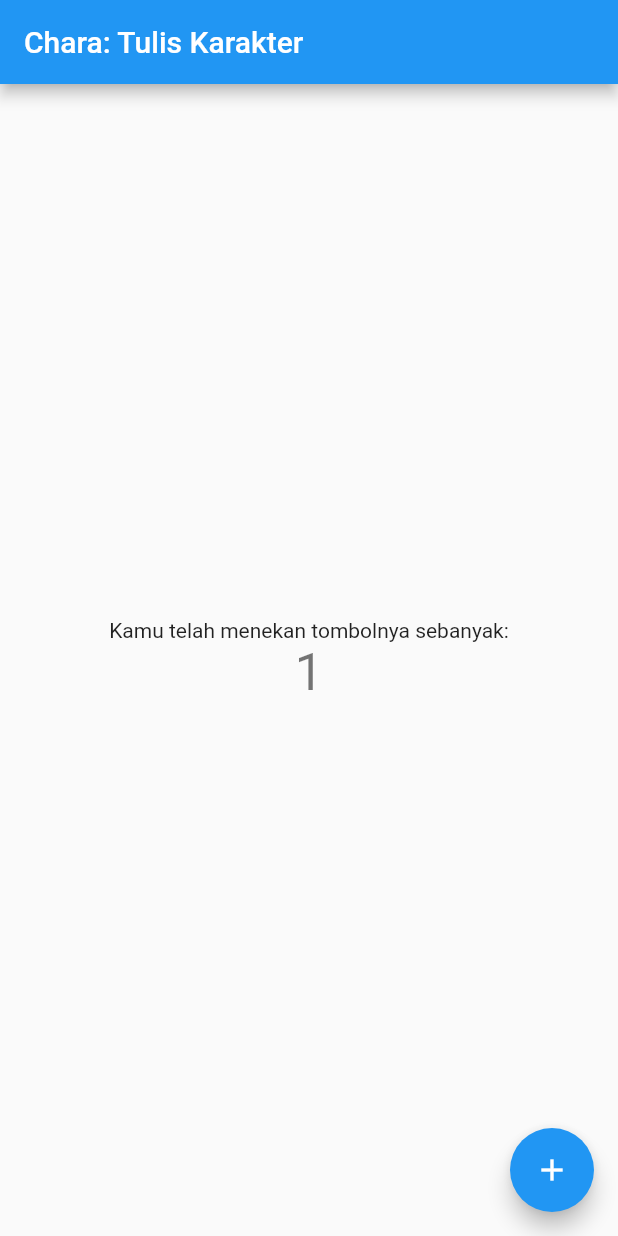
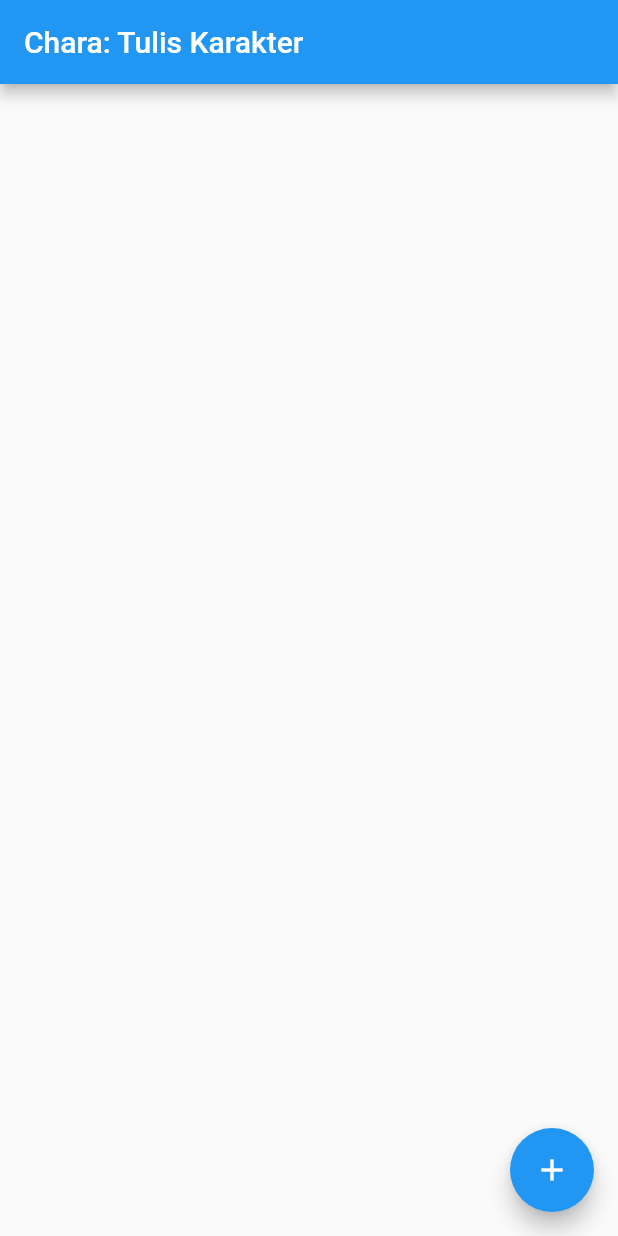
Before and after one commit to riandy-dimas/chara, a Flutter app: the screen it shows after launch, after a tap on the "add" icon, on a phone screen of 412 x 824 dp. Run offline on Flutter 3.47's test engine with Material 2 defaults, Android fonts, the phone set to English and light mode, and no system bars.

Commit message:
feat: draw character and clear lines

```diff
--- /dev/null
+++ b/lib/Character.dart
@@ -0,0 +1,30 @@
+import 'package:flutter/material.dart';
+import 'CharacterPainter.dart';
+
+class Character extends StatefulWidget {
+  CharacterState createState() => new CharacterState();
+}
+
+class CharacterState extends State<Character> {
+  List<Offset> _points = <Offset>[];
+
+  Widget build(BuildContext context) {
+    return new Stack(
+      children: [
+        GestureDetector(
+          onPanUpdate: (DragUpdateDetails details) {
+            RenderBox referenceBox = context.findRenderObject();
+            Offset localPosition =
+                referenceBox.globalToLocal(details.globalPosition);
+
+            setState(() {
+              _points = new List.from(_points)..add(localPosition);
+            });
+          },
+          onPanEnd: (DragEndDetails details) => _points.add(null),
+        ),
+        CustomPaint(painter: CharacterPainter(_points), size: Size.infinite),
+      ],
+    );
+  }
+}
--- /dev/null
+++ b/lib/CharacterPainter.dart
@@ -0,0 +1,20 @@
+import 'package:flutter/material.dart';
+
+class CharacterPainter extends CustomPainter {
+  CharacterPainter(this.points);
+
+  final List<Offset> points;
+
+  void paint(Canvas canvas, Size size) {
+    Paint paint = new Paint()
+      ..color = Colors.black
+      ..strokeCap = StrokeCap.round
+      ..strokeWidth = 5.0;
+    for (int i = 0; i < points.length - 1; i++) {
+      if (points[i] != null && points[i + 1] != null)
+        canvas.drawLine(points[i], points[i + 1], paint);
+    }
+  }
+
+  bool shouldRepaint(CharacterPainter other) => other.points != points;
+}
--- a/lib/main.dart
+++ b/lib/main.dart
@@ -71,41 +71,105 @@ class _MyHomePageState extends State<MyHomePage> {
         // the App.build method, and use it to set our appbar title.
         title: Text(widget.title),
       ),
-      body: Center(
-        // Center is a layout widget. It takes a single child and positions it
-        // in the middle of the parent.
-        child: Column(
-          // Column is also layout widget. It takes a list of children and
-          // arranges them vertically. By default, it sizes itself to fit its
-          // children horizontally, and tries to be as tall as its parent.
-          //
-          // Invoke "debug painting" (press "p" in the console, choose the
-          // "Toggle Debug Paint" action from the Flutter Inspector in Android
-          // Studio, or the "Toggle Debug Paint" command in Visual Studio Code)
-          // to see the wireframe for each widget.
-          //
-          // Column has various properties to control how it sizes itself and
-          // how it positions its children. Here we use mainAxisAlignment to
-          // center the children vertically; the main axis here is the vertical
-          // axis because Columns are vertical (the cross axis would be
-          // horizontal).
-          mainAxisAlignment: MainAxisAlignment.center,
-          children: <Widget>[
-            Text(
-              'Kamu telah menekan tombolnya sebanyak:',
-            ),
-            Text(
-              '$_counter',
-              style: Theme.of(context).textTheme.display1,
-            ),
-          ],
-        ),
-      ),
-      floatingActionButton: FloatingActionButton(
-        onPressed: _incrementCounter,
-        tooltip: 'Increment',
-        child: Icon(Icons.add),
-      ), // This trailing comma makes auto-formatting nicer for build methods.
+      body: new Character(),
+
+      // Center(
+      //   // Center is a layout widget. It takes a single child and positions it
+      //   // in the middle of the parent.
+      //   child: Column(
+      //     // Column is also layout widget. It takes a list of children and
+      //     // arranges them vertically. By default, it sizes itself to fit its
+      //     // children horizontally, and tries to be as tall as its parent.
+      //     //
+      //     // Invoke "debug painting" (press "p" in the console, choose the
+      //     // "Toggle Debug Paint" action from the Flutter Inspector in Android
+      //     // Studio, or the "Toggle Debug Paint" command in Visual Studio Code)
+      //     // to see the wireframe for each widget.
+      //     //
+      //     // Column has various properties to control how it sizes itself and
+      //     // how it positions its children. Here we use mainAxisAlignment to
+      //     // center the children vertically; the main axis here is the vertical
+      //     // axis because Columns are vertical (the cross axis would be
+      //     // horizontal).
+      //     mainAxisAlignment: MainAxisAlignment.center,
+      //     children: <Widget>[
+      //       Text(
+      //         'Kamu telah menekan tombolnya sebanyak:',
+      //       ),
+      //       Text(
+      //         '$_counter',
+      //         style: Theme.of(context).textTheme.display1,
+      //       ),
+      //     ],
+      //   ),
+      // ),
+      // floatingActionButton: FloatingActionButton(
+      //   onPressed: _incrementCounter,
+      //   tooltip: 'Increment',
+      //   child: Icon(Icons.add),
+      // ), // This trailing comma makes auto-formatting nicer for build methods.
     );
   }
 }
+
+class CharacterPainter extends CustomPainter {
+  CharacterPainter(this.points);
+
+  final List<Offset> points;
+
+  void paint(Canvas canvas, Size size) {
+    Paint paint = new Paint()
+      ..color = Colors.black
+      ..strokeCap = StrokeCap.round
+      ..strokeWidth = 5.0;
+    for (int i = 0; i < points.length - 1; i++) {
+      if (points[i] != null && points[i + 1] != null)
+        canvas.drawLine(points[i], points[i + 1], paint);
+    }
+  }
+
+  bool shouldRepaint(CharacterPainter other) => other.points != points;
+}
+
+class Character extends StatefulWidget {
+  CharacterState createState() => new CharacterState();
+}
+
+class CharacterState extends State<Character> {
+  List<Offset> _points = <Offset>[];
+
+  void _resetPoints () {
+    setState(() {
+      _points = [];
+    });
+  }
+
+  Widget build(BuildContext context) {
+    return new Stack(
+      children: [
+        GestureDetector(
+          onPanUpdate: (DragUpdateDetails details) {
+            RenderBox referenceBox = context.findRenderObject();
+            Offset localPosition =
+                referenceBox.globalToLocal(details.globalPosition);
+
+            setState(() {
+              _points = new List.from(_points)..add(localPosition);
+            });
+          },
+          onPanEnd: (DragEndDetails details) => _points.add(null),
+        ),
+        CustomPaint(painter: new CharacterPainter(_points)),
+        Positioned(
+          child: FloatingActionButton(
+            onPressed: _resetPoints,
+            tooltip: 'Increment',
+            child: Icon(Icons.add),
+          ),
+          bottom: 16,
+          right: 16,
+        )
+      ],
+    );
+  }
+}
```
